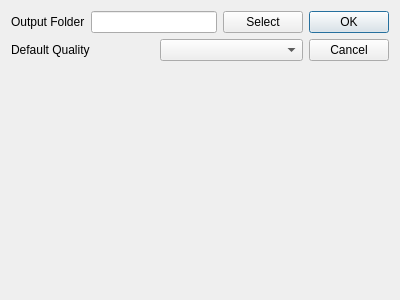
Above: optionsdialog.ui from xandroalmeida/YAVC before the change. Below: the same form after it.
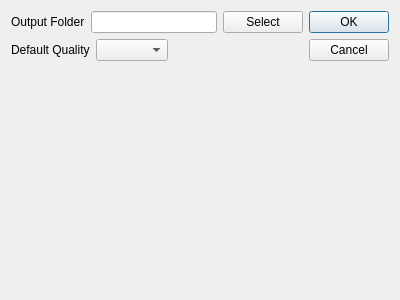
That is the form after the change.

Commit message: add remove icon and fixed layout

The edit to the form file:
```diff
--- a/optionsdialog.ui
+++ b/optionsdialog.ui
@@ -50,15 +50,30 @@
       </layout>
      </item>
      <item>
-      <layout class="QHBoxLayout" name="horizontalLayout_3" stretch="0,0">
+      <layout class="QHBoxLayout" name="horizontalLayout_3" stretch="0,0,0">
        <property name="spacing">
         <number>6</number>
        </property>
+       <property name="sizeConstraint">
+        <enum>QLayout::SetFixedSize</enum>
+       </property>
        <property name="bottomMargin">
         <number>0</number>
        </property>
        <item>
         <widget class="QLabel" name="label_2">
+         <property name="sizePolicy">
+          <sizepolicy hsizetype="Minimum" vsizetype="Minimum">
+           <horstretch>0</horstretch>
+           <verstretch>0</verstretch>
+          </sizepolicy>
+         </property>
+         <property name="maximumSize">
+          <size>
+           <width>5000</width>
+           <height>5000</height>
+          </size>
+         </property>
          <property name="text">
           <string>Default Quality</string>
          </property>
@@ -67,6 +82,19 @@
        <item>
         <widget class="QComboBox" name="comboBox"/>
        </item>
+       <item>
+        <spacer name="horizontalSpacer">
+         <property name="orientation">
+          <enum>Qt::Horizontal</enum>
+         </property>
+         <property name="sizeHint" stdset="0">
+          <size>
+           <width>40</width>
+           <height>20</height>
+          </size>
+         </property>
+        </spacer>
+       </item>
       </layout>
      </item>
      <item>
```
The commit also changes 5 other files.
